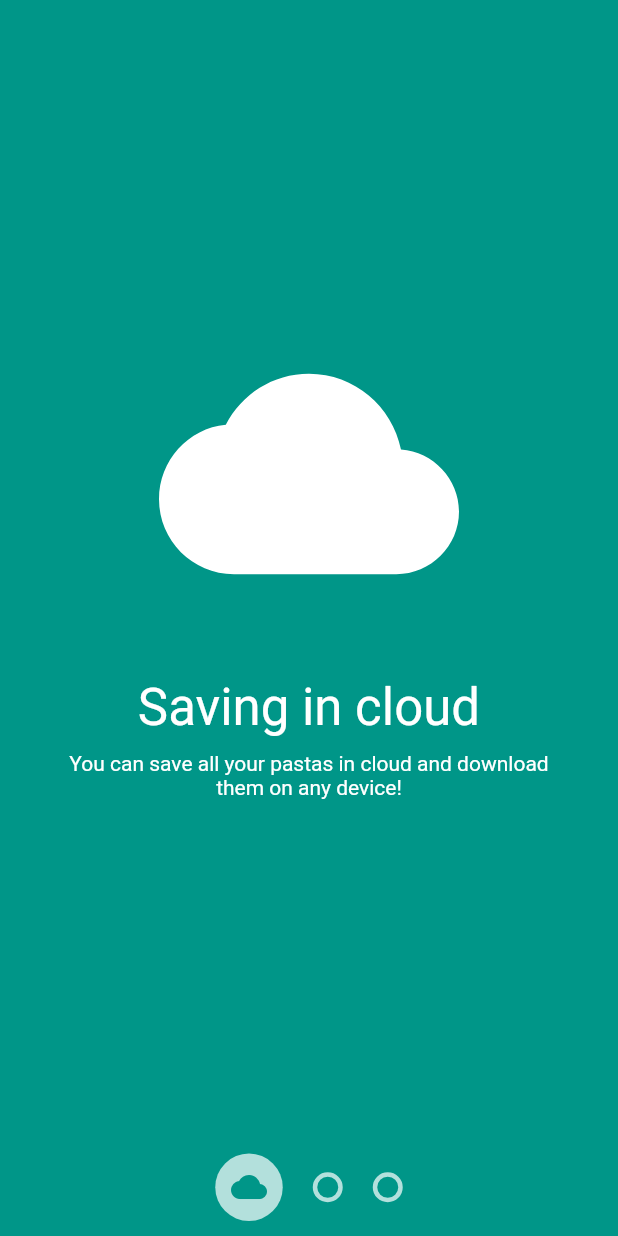
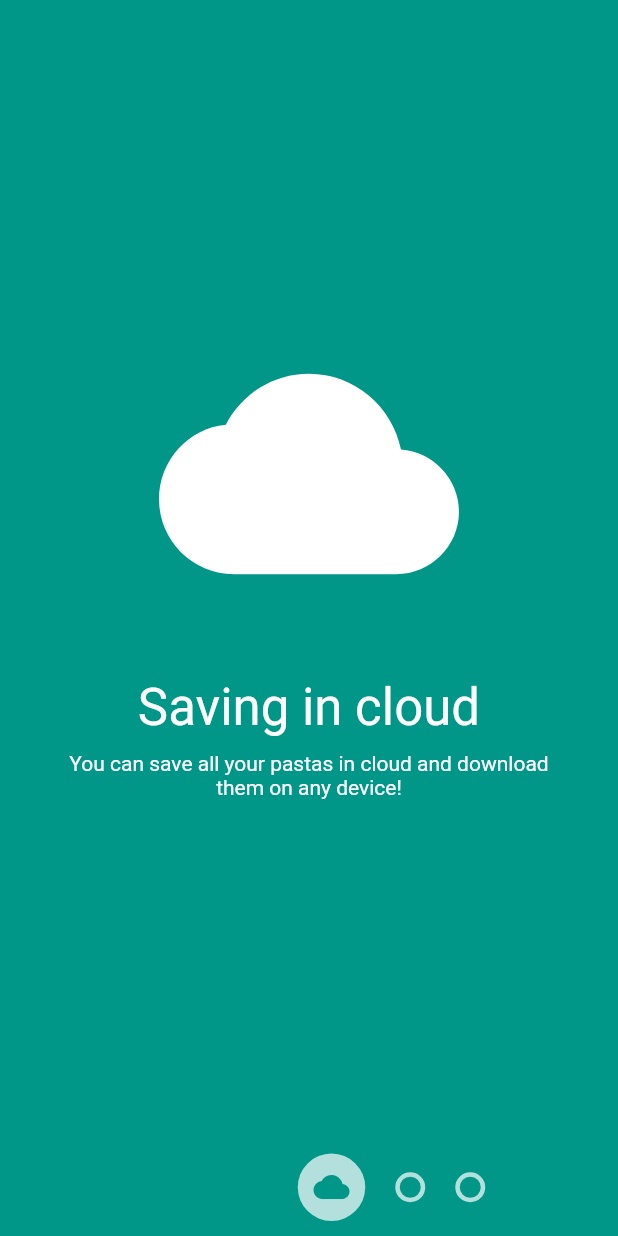
Before and after one commit to kekland/pasta-app, a Flutter app: the screen it shows after launch, on a phone screen of 412 x 824 dp. Run offline on Flutter 3.47's test engine with Material 2 defaults, Android fonts, the phone set to English and light mode, and no system bars.

Commit message:
Added sliding bottom indicator

```diff
--- a/lib/page_dragger.dart
+++ b/lib/page_dragger.dart
@@ -15,7 +15,7 @@ class PageDragger extends StatefulWidget {
 }
 
 class _PageDraggerState extends State<PageDragger> {
-  static const FULL_TRANSITION_PX = 300.0;
+  static const FULL_TRANSITION_PX = Device;
 
   Offset dragStart;
   SlideDirection slideDirection;
@@ -40,6 +40,8 @@ class _PageDraggerState extends State<PageDragger> {
 
       if (slideDirection != SlideDirection.none) {
         slidePercent = (dx / FULL_TRANSITION_PX).abs().clamp(0.0, 1.0);
+      } else {
+        slidePercent = 0.0;
       }
       widget.slideUpdateStream.add(new SlideUpdate(UpdateType.dragging, slideDirection, slidePercent));
 
@@ -120,6 +122,7 @@ class AnimatedPageDragger {
   run() {
     completionAnimationController.forward(from: 0.0);
   }
+
   dispose() {
     completionAnimationController.dispose();
   }
--- a/lib/pager_indicator.dart
+++ b/lib/pager_indicator.dart
@@ -92,12 +92,26 @@ class PagerIndicator extends StatelessWidget {
         ),
       ));
     }
+
+
+    final BUBBLE_WIDTH = 55.0;
+    final baseTranslation = ((viewModel.pages.length * BUBBLE_WIDTH) / 2) - (BUBBLE_WIDTH / 2);
+    var translation = baseTranslation - (viewModel.activeIndex * BUBBLE_WIDTH);
+    if (viewModel.slideDirection == SlideDirection.leftToRight) {
+      translation += BUBBLE_WIDTH * viewModel.slidePercent;
+    } else if (viewModel.slideDirection == SlideDirection.rightToLeft) {
+      translation -= BUBBLE_WIDTH * viewModel.slidePercent;
+    }
+
     return new Column(
       children: <Widget>[
         Expanded(child: Container()),
-        Row(
-          mainAxisAlignment: MainAxisAlignment.center,
-          children: bubbleList,
+        new Transform(
+          transform: new Matrix4.translationValues(translation, 0.0, 0.0),
+          child: new Row(
+            mainAxisAlignment: MainAxisAlignment.center,
+            children: bubbleList,
+          ),
         ),
       ],
     );
```
